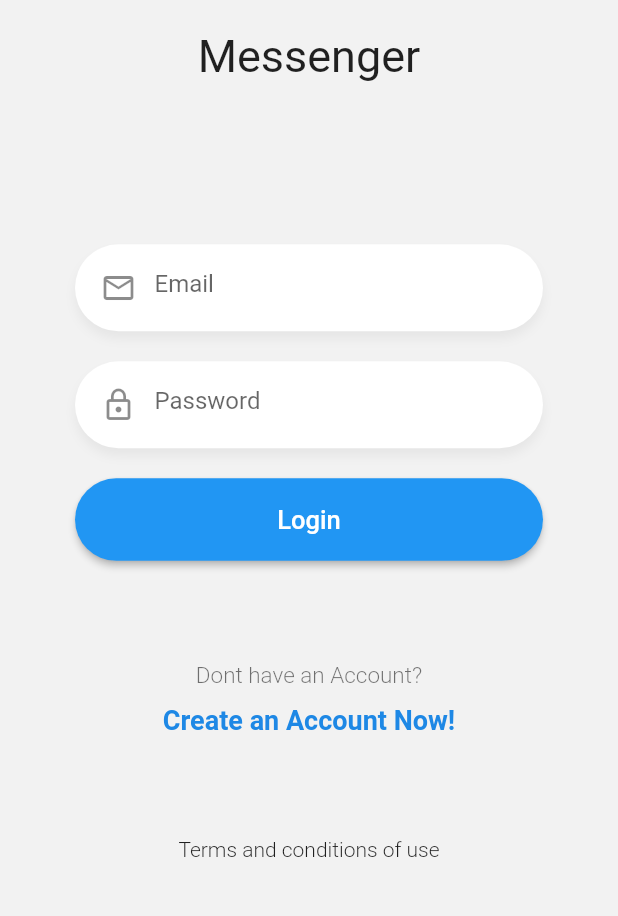
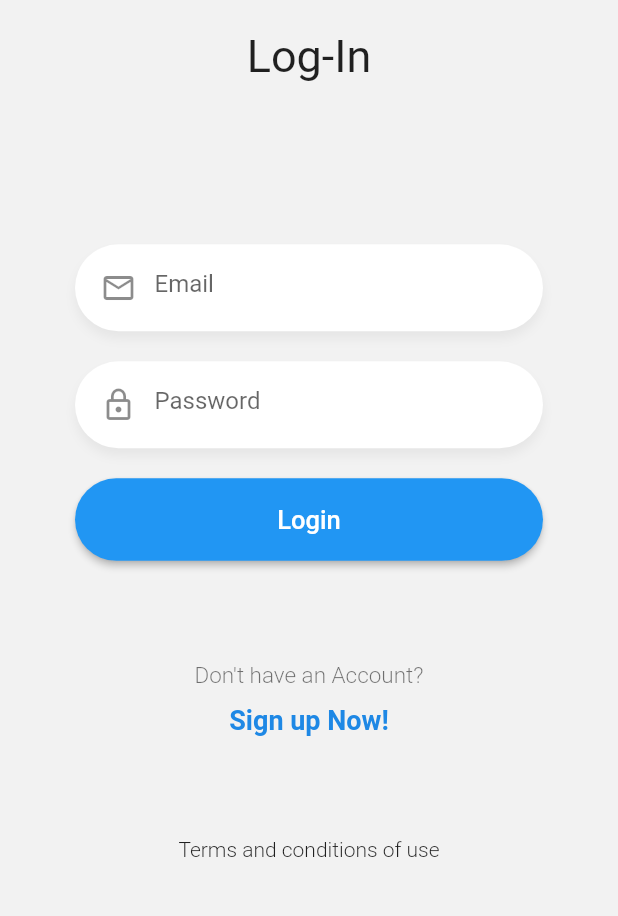
Before and after one commit to nicoar9/chat-app, a Flutter app: the screen it shows after launch, on a phone screen of 412 x 824 dp, the part 251-1167 px from its top. Run offline on Flutter 3.47's test engine with Material 2 defaults, Android fonts, the phone set to English and light mode, and no system bars.

```diff
--- a/lib/pages/login_page.dart
+++ b/lib/pages/login_page.dart
@@ -17,9 +17,15 @@ class LoginPage extends StatelessWidget {
               child: Column(
                 mainAxisAlignment: MainAxisAlignment.spaceBetween,
                 children: [
-                  Logo(),
+                  Logo(
+                    text: 'Log-In',
+                  ),
                   _Form(),
-                  Labels(),
+                  Labels(
+                    route: 'register',
+                    primaryText: "Don't have an Account?",
+                    routeText: 'Sign up Now!',
+                  ),
                   Text(
                     'Terms and conditions of use',
                     style: TextStyle(fontWeight: FontWeight.w300),
--- a/lib/widgets/labels.dart
+++ b/lib/widgets/labels.dart
@@ -1,25 +1,40 @@
 import 'package:flutter/material.dart';
 
 class Labels extends StatelessWidget {
+  final String route;
+  final String routeText;
+  final String primaryText;
+
+  const Labels(
+      {Key key,
+      @required this.route,
+      @required this.routeText,
+      @required this.primaryText})
+      : super(key: key);
   @override
   Widget build(BuildContext context) {
     return Container(
         child: Column(
       children: [
         Text(
-          'Dont have an Account?',
+          this.primaryText,
           style: TextStyle(
               color: Colors.black54, fontSize: 15, fontWeight: FontWeight.w300),
         ),
         SizedBox(
           height: 10,
         ),
-        Text(
-          'Create an Account Now!',
-          style: TextStyle(
-              color: Colors.blue[600],
-              fontSize: 18,
-              fontWeight: FontWeight.bold),
+        GestureDetector(
+          onTap: () {
+            Navigator.pushReplacementNamed(context, this.route);
+          },
+          child: Text(
+            this.routeText,
+            style: TextStyle(
+                color: Colors.blue[600],
+                fontSize: 18,
+                fontWeight: FontWeight.bold),
+          ),
         ),
       ],
     ));
--- a/lib/widgets/logo.dart
+++ b/lib/widgets/logo.dart
@@ -1,6 +1,9 @@
 import 'package:flutter/material.dart';
 
 class Logo extends StatelessWidget {
+  final String text;
+
+  const Logo({Key key, @required this.text}) : super(key: key);
   @override
   Widget build(BuildContext context) {
     return Center(
@@ -16,7 +19,7 @@ class Logo extends StatelessWidget {
               height: 20,
             ),
             Text(
-              'Messenger',
+              this.text,
               style: TextStyle(fontSize: 30),
             )
           ],
```
Also changed, not shown: lib/pages/register_page.dart (+80 -1 lines).
